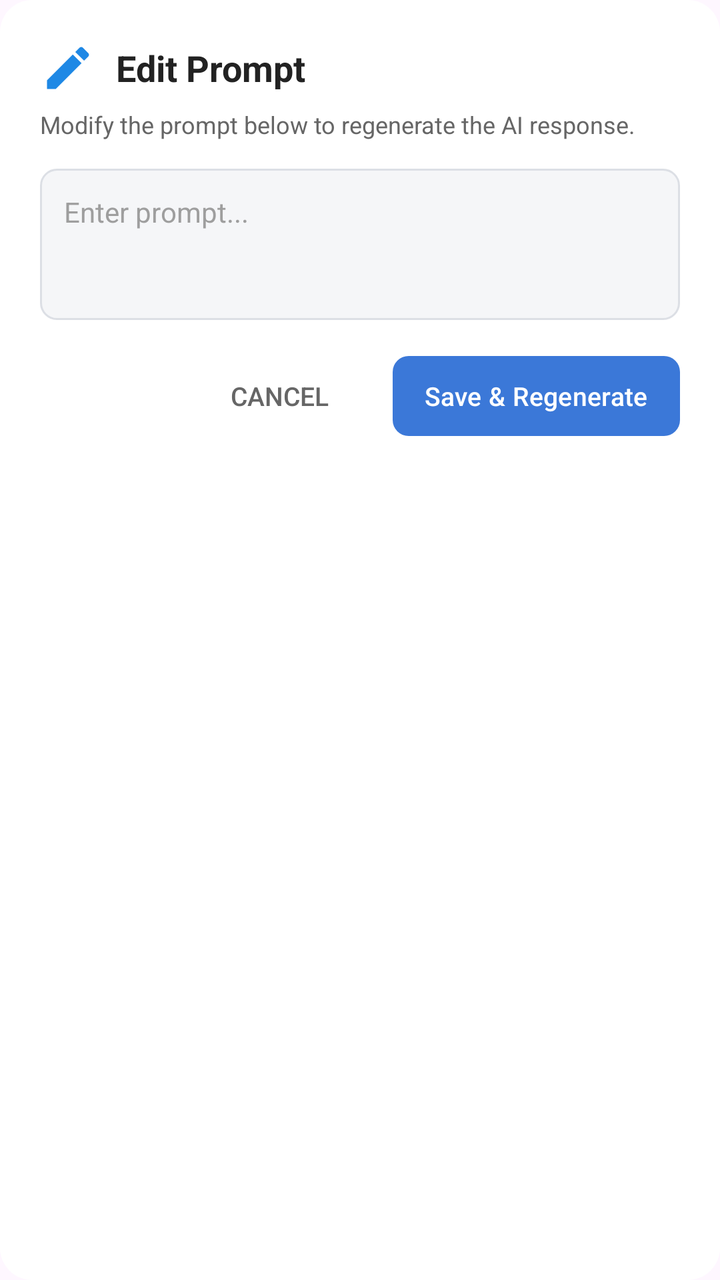
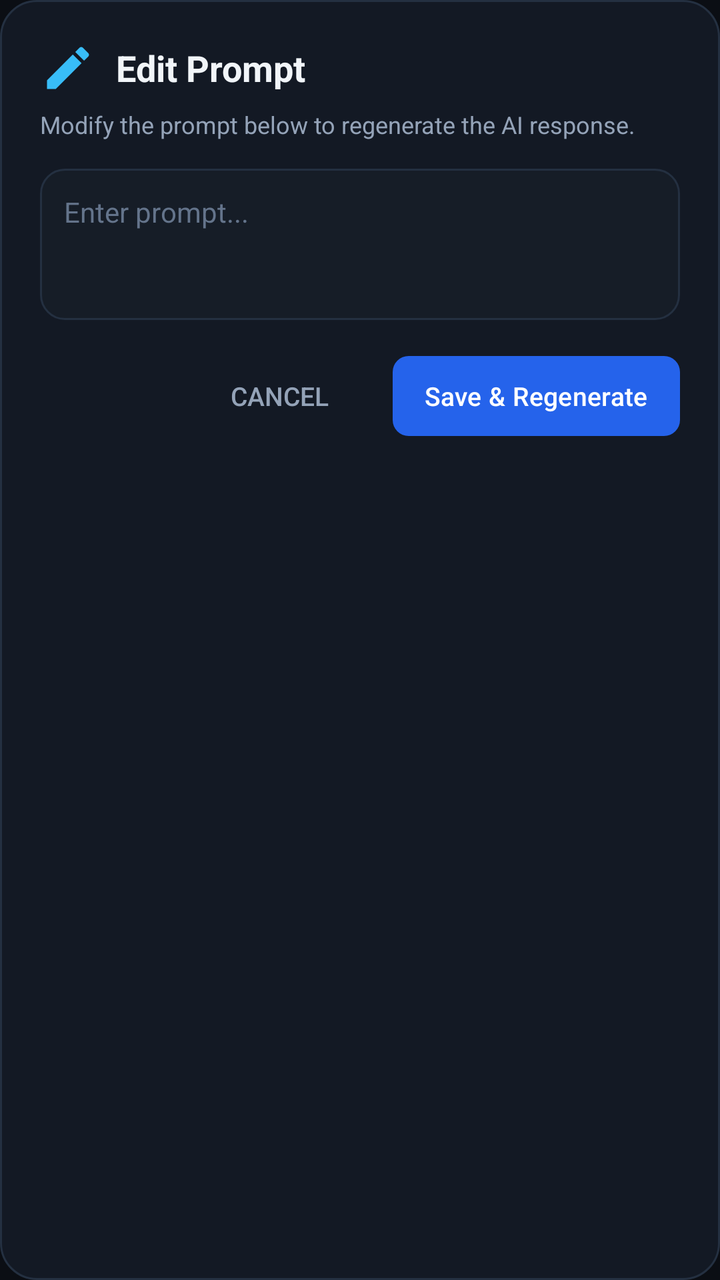

Before-and-after screenshots of an Android layout around one commit, followed by the original layout XML and the change that was made.
<!-- AndroidManifest.xml: application theme Theme.DynamicEdgeAI -->
<!-- res/layout/dialog_edit_prompt.xml -->
<?xml version="1.0" encoding="utf-8"?>
<LinearLayout xmlns:android="http://schemas.android.com/apk/res/android"
    xmlns:app="http://schemas.android.com/apk/res-auto"
    android:layout_width="match_parent"
    android:layout_height="wrap_content"
    android:orientation="vertical"
    android:background="@drawable/dialog_background"
    android:padding="20dp">

    
    <LinearLayout
        android:layout_width="match_parent"
        android:layout_height="wrap_content"
        android:orientation="horizontal"
        android:gravity="center_vertical"
        android:layout_marginBottom="6dp">

        <ImageView
            android:id="@+id/dialogIcon"
            android:layout_width="28dp"
            android:layout_height="28dp"
            android:src="@drawable/ic_edit"
            app:tint="#1E88E5"
            android:layout_marginEnd="10dp" />

        <TextView
            android:id="@+id/dialogTitle"
            android:layout_width="wrap_content"
            android:layout_height="wrap_content"
            android:text="Edit Prompt"
            android:textSize="18sp"
            android:textStyle="bold"
            android:textColor="#222222" />
    </LinearLayout>

    <TextView
        android:id="@+id/dialogSubtitle"
        android:layout_width="match_parent"
        android:layout_height="wrap_content"
        android:text="Modify the prompt below to regenerate the AI response."
        android:textColor="#666666"
        android:textSize="12sp"
        android:layout_marginBottom="14dp" />

    
    <LinearLayout
        android:layout_width="match_parent"
        android:layout_height="wrap_content"
        android:background="@drawable/bg_input_outline"
        android:orientation="vertical"
        android:padding="12dp">

        <EditText
            android:id="@+id/dialogEditInput"
            android:layout_width="match_parent"
            android:layout_height="wrap_content"
            android:minLines="3"
            android:maxLines="8"
            android:gravity="top|start"
            android:background="@null"
            android:hint="Enter prompt..."
            android:textColor="#222222"
            android:textColorHint="#9E9E9E"
            android:textSize="14sp" />
    </LinearLayout>

    
    <LinearLayout
        android:layout_width="match_parent"
        android:layout_height="wrap_content"
        android:orientation="horizontal"
        android:gravity="end"
        android:layout_marginTop="18dp">

        <Button
            android:id="@+id/btnDialogCancel"
            style="?android:attr/borderlessButtonStyle"
            android:layout_width="wrap_content"
            android:layout_height="40dp"
            android:text="Cancel"
            android:textColor="#666666"
            android:textSize="13sp"
            android:layout_marginEnd="8dp" />

        <Button
            android:id="@+id/btnDialogConfirm"
            android:layout_width="wrap_content"
            android:layout_height="40dp"
            android:text="Save &amp; Regenerate"
            android:background="@drawable/bg_btn_primary"
            android:textColor="#FFFFFF"
            android:textSize="13sp"
            android:paddingStart="16dp"
            android:paddingEnd="16dp" />
    </LinearLayout>
</LinearLayout>
<!-- resources referenced by this layout -->
<resources>
  <!-- drawable bg_btn_primary (drawable) -->
  <?xml version="1.0" encoding="utf-8"?>
  <shape xmlns:android="http://schemas.android.com/apk/res/android"
      android:shape="rectangle">
      <solid android:color="@color/accent_blue" />
      <corners android:radius="8dp" />
  </shape>
  <!-- drawable bg_input_outline (drawable) -->
  <?xml version="1.0" encoding="utf-8"?>
  <shape xmlns:android="http://schemas.android.com/apk/res/android"
      android:shape="rectangle">
      <solid android:color="#F5F6F8" />
      <stroke android:width="1dp" android:color="#DCDFE5" />
      <corners android:radius="8dp" />
  </shape>
  <!-- drawable dialog_background (drawable) -->
  <?xml version="1.0" encoding="utf-8"?>
  <shape xmlns:android="http://schemas.android.com/apk/res/android"
      android:shape="rectangle">
      <solid android:color="#FFFFFF" />
      <corners android:radius="16dp" />
  </shape>
  <!-- drawable ic_edit (drawable) -->
  <?xml version="1.0" encoding="utf-8"?>
  <vector xmlns:android="http://schemas.android.com/apk/res/android"
      android:width="24dp"
      android:height="24dp"
      android:viewportWidth="24"
      android:viewportHeight="24">
      <path
          android:fillColor="#666666"
          android:pathData="M3,17.25V21h3.75L17.81,9.94l-3.75,-3.75L3,17.25zM20.71,7.04c0.39,-0.39 0.39,-1.02 0,-1.41l-2.34,-2.34c-0.39,-0.39 -1.02,-0.39 -1.41,0l-1.83,1.83 3.75,3.75 1.83,-1.83z" />
  </vector>
  <style name="Theme.DynamicEdgeAI" parent="Theme.Material3.DayNight.NoActionBar">
          <item name="colorPrimary">@color/btn_blue</item>
          <item name="colorOnPrimary">@color/white</item>
          <item name="colorSecondary">@color/accent_blue</item>
          <item name="colorOnSecondary">@color/white</item>
          <item name="android:statusBarColor">@color/white</item>
          <item name="android:windowLightStatusBar">true</item>
  
          <item name="android:windowTranslucentStatus">false</item>
          <item name="android:windowTranslucentNavigation">false</item>
      </style>
  <color name="accent_blue">#1E88E5</color>
  <color name="btn_blue">#3B78D8</color>
  <color name="white">#FFFFFFFF</color>
</resources>

<!-- the commit's change to res/layout/dialog_edit_prompt.xml (unified diff, before → after) -->
@@ -20,7 +20,7 @@
             android:layout_width="28dp"
             android:layout_height="28dp"
             android:src="@drawable/ic_edit"
-            app:tint="#1E88E5"
+            app:tint="#38BDF8"
             android:layout_marginEnd="10dp" />
 
         <TextView
@@ -30,7 +30,7 @@
             android:text="Edit Prompt"
             android:textSize="18sp"
             android:textStyle="bold"
-            android:textColor="#222222" />
+            android:textColor="#F1F5F9" />
     </LinearLayout>
 
     <TextView
@@ -38,7 +38,7 @@
         android:layout_width="match_parent"
         android:layout_height="wrap_content"
         android:text="Modify the prompt below to regenerate the AI response."
-        android:textColor="#666666"
+        android:textColor="#94A3B8"
         android:textSize="12sp"
         android:layout_marginBottom="14dp" />
 
@@ -59,8 +59,8 @@
             android:gravity="top|start"
             android:background="@null"
             android:hint="Enter prompt..."
-            android:textColor="#222222"
-            android:textColorHint="#9E9E9E"
+            android:textColor="#F1F5F9"
+            android:textColorHint="#64748B"
             android:textSize="14sp" />
     </LinearLayout>
 
@@ -78,7 +78,7 @@
             android:layout_width="wrap_content"
             android:layout_height="40dp"
             android:text="Cancel"
-            android:textColor="#666666"
+            android:textColor="#94A3B8"
             android:textSize="13sp"
             android:layout_marginEnd="8dp" />
 
<!-- resource entries referenced after the edit -->
@@ -11,16 +11,17 @@
   <?xml version="1.0" encoding="utf-8"?>
   <shape xmlns:android="http://schemas.android.com/apk/res/android"
       android:shape="rectangle">
-      <solid android:color="#F5F6F8" />
-      <stroke android:width="1dp" android:color="#DCDFE5" />
-      <corners android:radius="8dp" />
+      <solid android:color="#161D27" />
+      <stroke android:width="1dp" android:color="#243041" />
+      <corners android:radius="12dp" />
   </shape>
   <!-- drawable dialog_background (drawable) -->
   <?xml version="1.0" encoding="utf-8"?>
   <shape xmlns:android="http://schemas.android.com/apk/res/android"
       android:shape="rectangle">
-      <solid android:color="#FFFFFF" />
-      <corners android:radius="16dp" />
+      <solid android:color="#131924" />
+      <stroke android:width="1dp" android:color="#243041" />
+      <corners android:radius="18dp" />
   </shape>
   <!-- drawable ic_edit (drawable) -->
   <?xml version="1.0" encoding="utf-8"?>
@@ -38,14 +39,18 @@
           <item name="colorOnPrimary">@color/white</item>
           <item name="colorSecondary">@color/accent_blue</item>
           <item name="colorOnSecondary">@color/white</item>
-          <item name="android:statusBarColor">@color/white</item>
-          <item name="android:windowLightStatusBar">true</item>
+          <item name="android:windowBackground">@color/dark_bg</item>
+          <item name="android:statusBarColor">@color/dark_bg</item>
+          <item name="android:navigationBarColor">@color/dark_bg</item>
+          <item name="android:windowLightStatusBar">false</item>
+          <item name="android:windowLightNavigationBar">false</item>
   
           <item name="android:windowTranslucentStatus">false</item>
           <item name="android:windowTranslucentNavigation">false</item>
       </style>
-  <color name="accent_blue">#1E88E5</color>
-  <color name="btn_blue">#3B78D8</color>
+  <color name="accent_blue">#38BDF8</color>
+  <color name="btn_blue">#2563EB</color>
   <color name="white">#FFFFFFFF</color>
+  <color name="dark_bg">#0B0E14</color>
 </resources>
 
